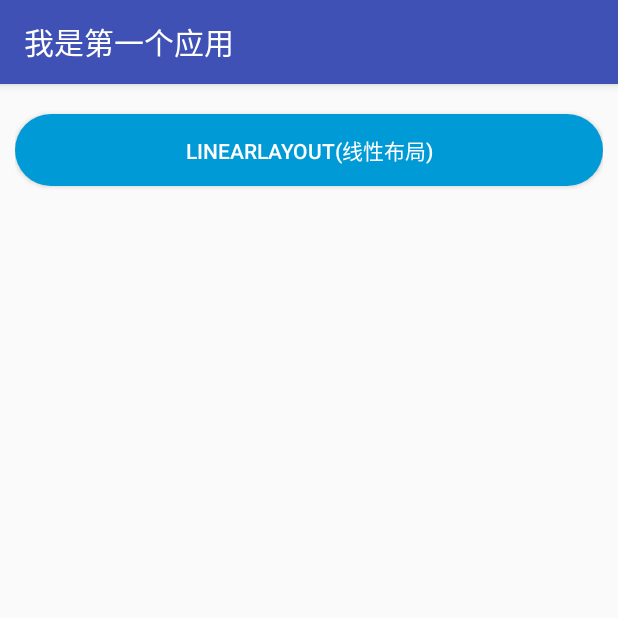
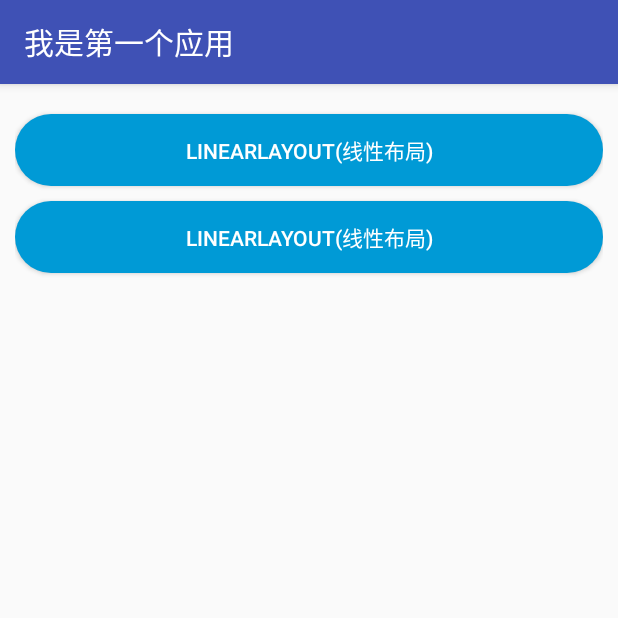
Before and after one commit to xiusan/MyApplication, an Android app: the screen it shows after launch (MainActivity), on a phone screen of 412 x 824 dp, the top half of it. Run offline under Robolectric (Android 15) with nearby library versions, the phone set to English and light mode, and no system bars.

Commit message:
相对布局

```diff
--- a/app/src/main/AndroidManifest.xml
+++ b/app/src/main/AndroidManifest.xml
@@ -23,6 +23,10 @@
         <activity
             android:name=".ui.UiLinearLayout"
             android:label="线性布局" />
+        <!-- RelativeLayout(相对布局) -->
+        <activity
+            android:name=".ui.UiRelativeLayoutActivity"
+            android:label="相对布局" />
     </application>
 
 </manifest>
--- a/app/src/main/java/com/example/administrator/myapplication/MainActivity.java
+++ b/app/src/main/java/com/example/administrator/myapplication/MainActivity.java
@@ -7,6 +7,7 @@ import android.view.View;
 import android.widget.Button;
 
 import com.example.administrator.myapplication.ui.UiLinearLayout;
+import com.example.administrator.myapplication.ui.UiRelativeLayoutActivity;
 
 /**
  * 布局总控代码
@@ -16,6 +17,8 @@ public class MainActivity extends AppCompatActivity implements View.OnClickListe
     //定义xml属性
     //UiLinearLayout(线性布局)
     private Button activityLinearLayou;
+    //RelativeLayout(相对布局)
+    private Button activityLlinearLayou;
 
 
     @Override
@@ -28,6 +31,8 @@ public class MainActivity extends AppCompatActivity implements View.OnClickListe
     private void initView() {
         activityLinearLayou = (Button) findViewById(R.id.btn_linear_layout);
         activityLinearLayou.setOnClickListener(this);
+        activityLlinearLayou = (Button) findViewById(R.id.btn_relative_layout);
+        activityLlinearLayou.setOnClickListener(this);
     }
     @Override
     public void onClick(View v) {
@@ -38,6 +43,11 @@ public class MainActivity extends AppCompatActivity implements View.OnClickListe
                 System.out.println("btn_linear_layout");
                 startActivity(new Intent(this, UiLinearLayout.class));
                 break;
+                case R.id.btn_relative_layout:
+
+                System.out.println("UiRelativeLayoutActivity");
+                startActivity(new Intent(this, UiRelativeLayoutActivity.class));
+                break;
         }
     }
 
--- a/app/src/main/res/layout/activity_main.xml
+++ b/app/src/main/res/layout/activity_main.xml
@@ -14,4 +14,12 @@
         android:background="@drawable/button_bg"
         android:text="LinearLayout(线性布局)"
         android:textColor="@android:color/white" />
+    <Button
+        android:id="@+id/btn_relative_layout"
+        android:layout_width="match_parent"
+        android:layout_height="wrap_content"
+        android:layout_marginTop="10dp"
+        android:background="@drawable/button_bg"
+        android:text="LinearLayout(线性布局)"
+        android:textColor="@android:color/white" />
 </LinearLayout>
```
Also changed, not shown: app/src/main/java/com/example/administrator/myapplication/ui/UiRelativeLayoutActivity.java (added, +28 -0 lines), app/src/main/res/layout/activity_linear_layou.xml (+4 -4 lines), app/src/main/res/layout/activity_relative_layout.xml (added, +54 -0 lines), app/src/main/res/drawable/aaa.png (added), app/src/main/res/drawable/ddd.png (added), app/src/main/res/drawable/eee.png (added), app/src/main/res/drawable/ttt.png (added), app/src/main/res/drawable/yyy.png (added).
